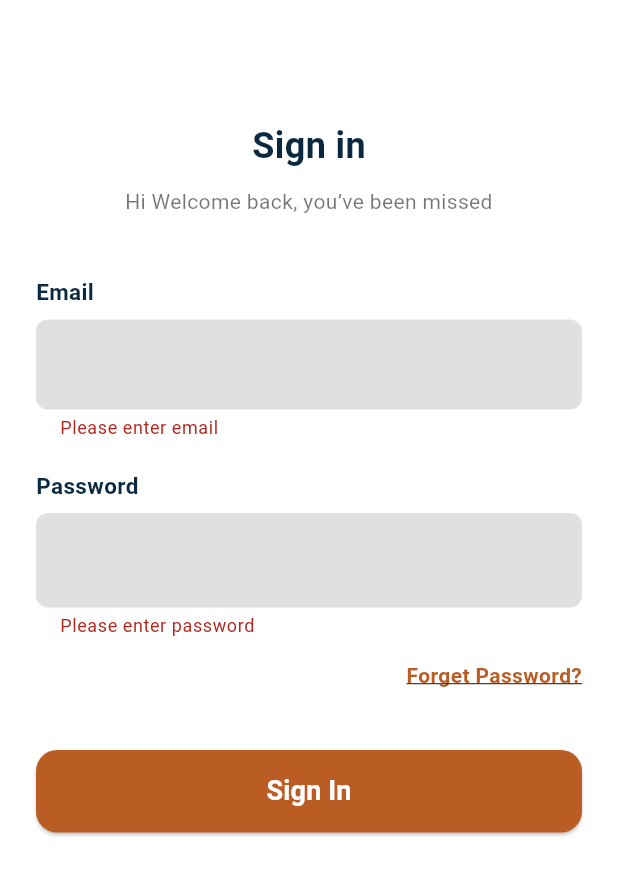
After one commit to Daadir3/diyaar, a Flutter app: the LoginView screen opened by its route, after a tap on "Sign In", on a phone screen of 412 x 824 dp. The commit adds this screen. Shown: the top 875 px of the screen. Run offline on Flutter 3.47's test engine with Material 3 defaults, Android fonts, the phone set to English and light mode, and no system bars; our stand-ins replace get, get_storage; accounts and stored records are empty; project files that could hold a hidden picture were left out.

Commit message:
login waa dhameyay

```diff
--- /dev/null
+++ b/lib/app/bindings/LoginBinding.dart
@@ -0,0 +1,9 @@
+import 'package:get/get.dart';
+import '../controllers/LoginController.dart';
+
+class LoginBinding extends Bindings {
+  @override
+  void dependencies() {
+    Get.lazyPut<LoginController>(() => LoginController());
+  }
+}
--- /dev/null
+++ b/lib/app/controllers/LoginController.dart
@@ -0,0 +1,25 @@
+import 'package:flutter/material.dart';
+import 'package:get/get.dart';
+import '../routes/app_pages.dart';
+
+class LoginController extends GetxController {
+  final formKey = GlobalKey<FormState>();
+  final emailController = TextEditingController();
+  final passwordController = TextEditingController();
+  var isLoading = false.obs;
+
+  void login() {
+    if (formKey.currentState!.validate()) {
+      isLoading.value = true;
+
+      // 👇 Halkan waxaad ku dari kartaa API call
+      Future.delayed(const Duration(seconds: 2), () {
+        isLoading.value = false;
+        // Haddii login success
+        Get.offAllNamed('/home'); // to Splash/Home
+        // haddii error:
+        // Get.snackbar("Error", "Invalid email or password");
+      });
+    }
+  }
+}
--- a/lib/app/controllers/OtpController.dart
+++ b/lib/app/controllers/OtpController.dart
@@ -10,10 +10,14 @@ class OtpController extends GetxController {
   String get fullOtp => otpCode.join();
 
   void verifyOtp() {
-    if (fullOtp.length == 4 && !fullOtp.contains("")) {
+    // ✅ hubi in afarta god dhammaantood ay buuxaan
+    if (otpCode.every((digit) => digit.isNotEmpty)) {
       Get.snackbar("Success", "OTP Verified Successfully!");
-      // ✅ Halkan waxaad ku diri kartaa user-ka home/dashboard
-      // Get.offAllNamed(AppPages.home);  // tusaale
+
+      // ✅ Ku raro Home page (ama page kale oo aad rabto)
+      Future.delayed(const Duration(seconds: 1), () {
+        Get.offAllNamed('/login'); // route name-gaaga ku qor
+      });
     } else {
       Get.snackbar("Error", "Please enter all 4 digits");
     }
--- a/lib/app/routes/app_pages.dart
+++ b/lib/app/routes/app_pages.dart
@@ -4,15 +4,18 @@ import '../views/onboarding_view.dart';
 import '../views/home_view.dart';
 import '../views/detail_view.dart';
 import '../views/SignupView.dart';
-import '../views/OtpVerificationPage.dart'; // 👈 import OTP view
+import '../views/OtpVerificationPage.dart';
+import '../views/LoginView.dart'; // 👈 import Login view
 import '../bindings/home_binding.dart';
 import '../bindings/onboarding_binding.dart';
 import '../bindings/SignupBinding.dart';
-import '../bindings/OtpBinding.dart'; // 👈 import OTP binding
+import '../bindings/OtpBinding.dart';
+import '../bindings/LoginBinding.dart'; // 👈 import Login binding
 
 class AppPages {
   static const initial = '/splash';
   static const otp = '/otp';
+  static const login = '/login';
 
   static final routes = [
     GetPage(name: '/splash', page: () => const SplashView()),
@@ -24,19 +27,27 @@ class AppPages {
     GetPage(name: '/', page: () => const HomeView(), binding: HomeBinding()),
     GetPage(name: '/detail', page: () => const DetailView()),
 
-    // 👇 Signup
+    // Signup
     GetPage(
       name: '/signup',
       page: () => SignupView(),
       binding: SignupBinding(),
     ),
 
-    // 👇 OTP Verification
+    // OTP Verification
     GetPage(
       name: '/otp',
       page: () => OtpVerificationPage(email: Get.arguments ?? ""),
       binding: OtpBinding(),
       transition: Transition.rightToLeft,
     ),
+
+    // 👇 Login
+    GetPage(
+      name: '/login',
+      page: () => LoginView(),
+      binding: LoginBinding(),
+      transition: Transition.rightToLeft,
+    ),
   ];
 }
--- /dev/null
+++ b/lib/app/views/LoginView.dart
@@ -0,0 +1,159 @@
+import 'package:flutter/material.dart';
+import 'package:get/get.dart';
+import '../controllers/LoginController.dart';
+
+class LoginView extends GetView<LoginController> {
+  @override
+  Widget build(BuildContext context) {
+    return Scaffold(
+      backgroundColor: Colors.white,
+      body: Padding(
+        padding: const EdgeInsets.symmetric(horizontal: 24, vertical: 40),
+        child: Form(
+          key: controller.formKey,
+          child: Column(
+            crossAxisAlignment: CrossAxisAlignment.center,
+            children: [
+              const SizedBox(height: 40),
+              const Text(
+                "Sign in",
+                style: TextStyle(
+                  fontSize: 24,
+                  fontWeight: FontWeight.bold,
+                  color: Color(0xFF0A2940),
+                ),
+              ),
+              const SizedBox(height: 10),
+              const Text(
+                "Hi Welcome back, you’ve been missed",
+                textAlign: TextAlign.center,
+                style: TextStyle(fontSize: 14, color: Colors.black54),
+              ),
+              const SizedBox(height: 40),
+
+              // Email
+              const Align(
+                alignment: Alignment.centerLeft,
+                child: Text(
+                  "Email",
+                  style: TextStyle(
+                    fontSize: 15,
+                    fontWeight: FontWeight.bold,
+                    color: Color(0xFF0A2940),
+                  ),
+                ),
+              ),
+              const SizedBox(height: 8),
+              TextFormField(
+                controller: controller.emailController,
+                validator: (val) =>
+                    val!.isEmpty ? "Please enter email" : null,
+                decoration: InputDecoration(
+                  filled: true,
+                  fillColor: Colors.grey.shade300,
+                  contentPadding:
+                      const EdgeInsets.symmetric(vertical: 18, horizontal: 12),
+                  border: OutlineInputBorder(
+                    borderRadius: BorderRadius.circular(8),
+                    borderSide: BorderSide.none,
+                  ),
+                ),
+                style: const TextStyle(
+                  fontSize: 16,
+                  fontWeight: FontWeight.bold,
+                  color: Colors.black,
+                ),
+              ),
+              const SizedBox(height: 20),
+
+              // Password
+              const Align(
+                alignment: Alignment.centerLeft,
+                child: Text(
+                  "Password",
+                  style: TextStyle(
+                    fontSize: 15,
+                    fontWeight: FontWeight.bold,
+                    color: Color(0xFF0A2940),
+                  ),
+                ),
+              ),
+              const SizedBox(height: 8),
+              TextFormField(
+                controller: controller.passwordController,
+                obscureText: true,
+                validator: (val) =>
+                    val!.isEmpty ? "Please enter password" : null,
+                decoration: InputDecoration(
+                  filled: true,
+                  fillColor: Colors.grey.shade300,
+                  contentPadding:
+                      const EdgeInsets.symmetric(vertical: 18, horizontal: 12),
+                  border: OutlineInputBorder(
+                    borderRadius: BorderRadius.circular(8),
+                    borderSide: BorderSide.none,
+                  ),
+                ),
+                style: const TextStyle(
+                  fontSize: 18,
+                  fontWeight: FontWeight.bold,
+                  color: Colors.black,
+                ),
+              ),
+              const SizedBox(height: 15),
+
+              // Forget Password
+              Align(
+                alignment: Alignment.centerRight,
+                child: GestureDetector(
+                  onTap: () {
+                    Get.snackbar("Forgot Password", "Reset link sent!");
+                  },
+                  child: const Text(
+                    "Forget Password?",
+                    style: TextStyle(
+                      fontSize: 14,
+                      fontWeight: FontWeight.bold,
+                      color: Color(0xFFB95D25),
+                      decoration: TextDecoration.underline,
+                    ),
+                  ),
+                ),
+              ),
+              const SizedBox(height: 40),
+
+              // Sign In button
+              Obx(() => SizedBox(
+                    width: double.infinity,
+                    height: 55,
+                    child: ElevatedButton(
+                      onPressed: controller.isLoading.value
+                          ? null
+                          : controller.login,
+                      style: ElevatedButton.styleFrom(
+                        backgroundColor: const Color(0xFFB95D25),
+                        shape: RoundedRectangleBorder(
+                          borderRadius: BorderRadius.circular(14),
+                        ),
+                      ),
+                      child: controller.isLoading.value
+                          ? const CircularProgressIndicator(
+                              color: Colors.white,
+                            )
+                          : const Text(
+                              "Sign In",
+                              style: TextStyle(
+                                fontSize: 18,
+                                fontWeight: FontWeight.bold,
+                                color: Colors.white,
+                              ),
+                            ),
+                    ),
+                  )),
+            ],
+          ),
+        ),
+      ),
+    );
+  }
+}
--- a/lib/app/views/OtpInputFields.dart
+++ b/lib/app/views/OtpInputFields.dart
@@ -5,6 +5,10 @@ import '../controllers/OtpController.dart';
 class OtpInputFields extends StatelessWidget {
   final OtpController controller = Get.find<OtpController>();
   final List<FocusNode> focusNodes = List.generate(4, (_) => FocusNode());
+  final List<TextEditingController> textControllers = List.generate(
+    4,
+    (_) => TextEditingController(),
+  );
 
   OtpInputFields({super.key});
 
@@ -16,16 +20,25 @@ class OtpInputFields extends StatelessWidget {
         return SizedBox(
           width: 60,
           height: 60,
-          child: Obx(
-            () => TextField(
+          child: Obx(() {
+            // Sync reactive value with text controller
+            if (textControllers[i].text != controller.otpCode[i]) {
+              textControllers[i].text = controller.otpCode[i];
+              textControllers[i].selection = TextSelection.fromPosition(
+                TextPosition(offset: textControllers[i].text.length),
+              );
+            }
+
+            return TextField(
               focusNode: focusNodes[i],
+              controller: textControllers[i],
               maxLength: 1,
               keyboardType: TextInputType.number,
               textAlign: TextAlign.center,
               style: const TextStyle(
                 fontSize: 22,
                 fontWeight: FontWeight.bold,
-                color: Colors.white, // text color inside box
+                color: Colors.white,
               ),
               onChanged: (val) {
                 controller.updateOtp(i, val);
@@ -35,18 +48,17 @@ class OtpInputFields extends StatelessWidget {
                   FocusScope.of(context).requestFocus(focusNodes[i - 1]);
                 }
               },
-              controller: TextEditingController(text: controller.otpCode[i]),
               decoration: InputDecoration(
                 counterText: "",
                 filled: true,
-                fillColor: const Color(0xFF0A2940), // navy/dark blue background
+                fillColor: const Color(0xFF0A2940),
                 border: OutlineInputBorder(
                   borderRadius: BorderRadius.circular(12),
                   borderSide: BorderSide.none,
                 ),
               ),
-            ),
-          ),
+            );
+          }),
         );
       }),
     );
```
